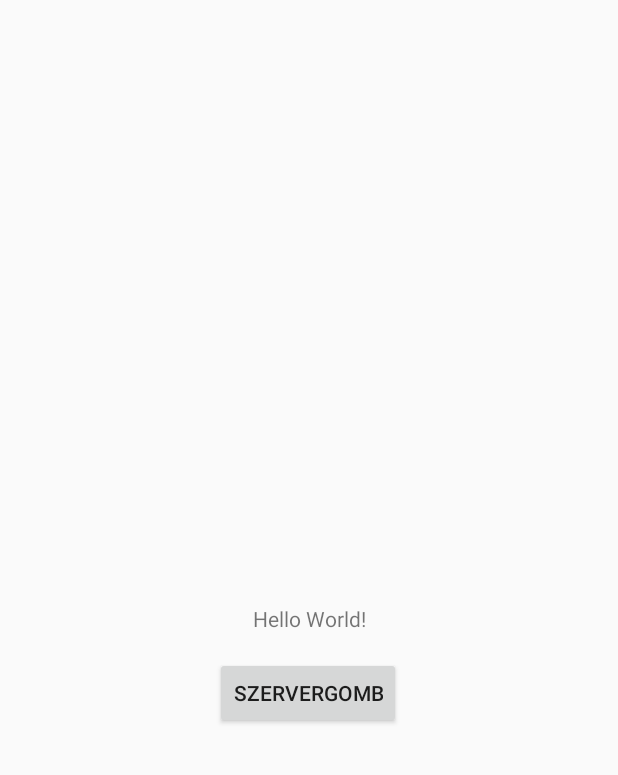
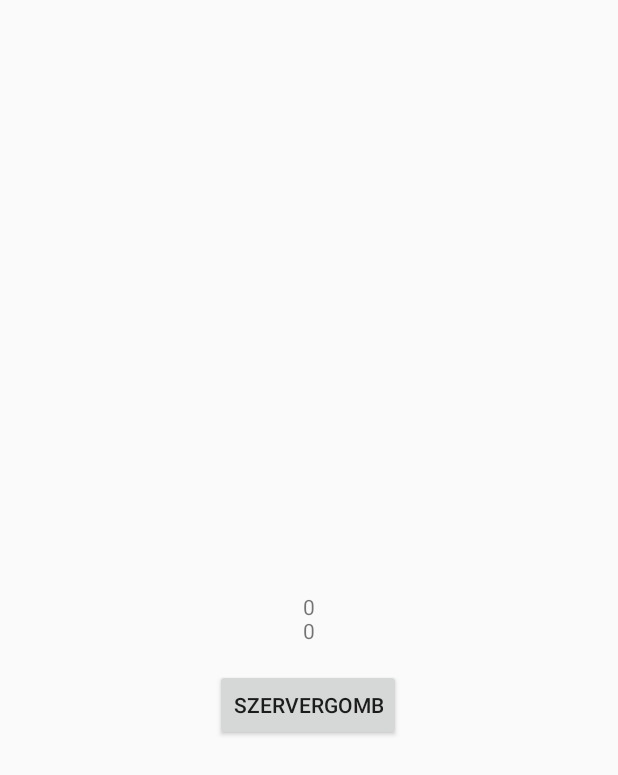
Before and after one commit to Posfay/Simon-Taps-App, an Android app: the screen it shows after launch (MainActivity), after a tap on "SZERVERGOMB", on a phone screen of 412 x 824 dp. Shown: the top 775 px of the screen. Run offline under Robolectric (Android 15) with nearby library versions, the phone set to English and light mode, and no system bars; 3 statements that could not run were skipped.

Commit message:
latency textview fix

```diff
--- a/app/src/main/java/hu/dkrmg/a13pb/projectdusza/MainActivity.java
+++ b/app/src/main/java/hu/dkrmg/a13pb/projectdusza/MainActivity.java
@@ -62,6 +62,8 @@ public class MainActivity extends Activity {
 
       if (number > 0) {
         textView.setText(number + "\n" + latency);
+      } else {
+        textView.setText(0 + "\n" + latency);
       }
 
     } catch (JSONException e) {
```
